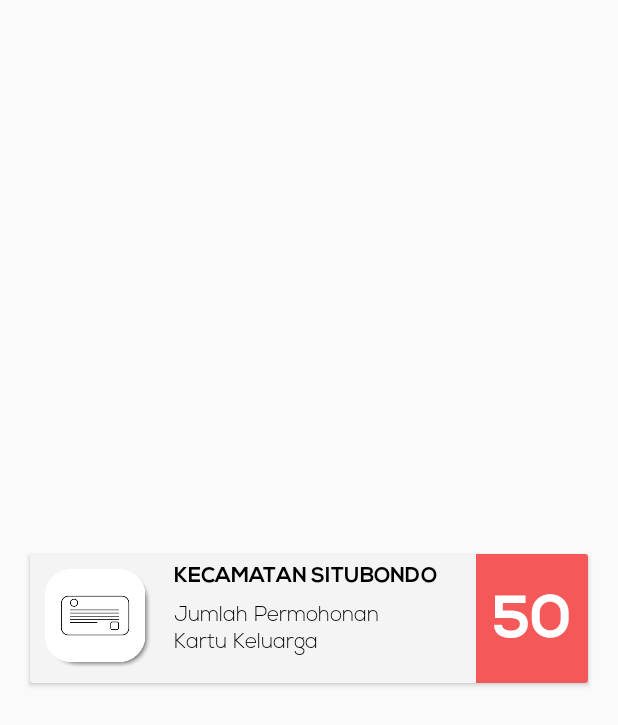
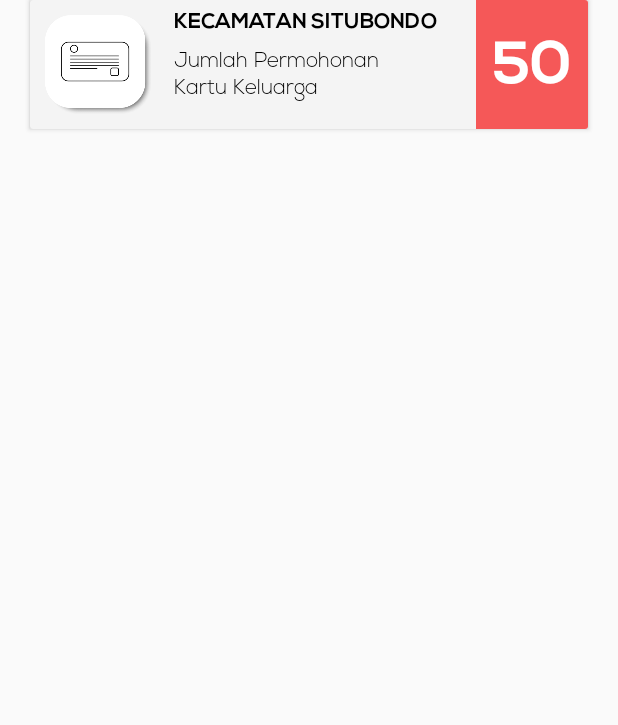
Before and after one commit to mifta99/dashboard, an Android app: the layout custom_kk.xml on its own in the app's theme, with its tools: preview values and no code run, on a phone screen of 412 x 824 dp. Shown: the top 725 px of the screen. Run offline under Robolectric (Android 15) with nearby library versions, the phone set to English and light mode, and no system bars.

Commit message:
items for constrainlayout

```diff
--- a/app/src/main/res/layout/custom_kk.xml
+++ b/app/src/main/res/layout/custom_kk.xml
@@ -16,10 +16,6 @@
         android:clickable="true"
         android:foreground="?android:attr/selectableItemBackground"
         card_view:cardCornerRadius="20dp"
-        app:layout_constraintEnd_toEndOf="parent"
-        app:layout_constraintStart_toStartOf="parent"
-        app:layout_constraintTop_toTopOf="parent"
-        app:layout_constraintBottom_toBottomOf="parent"
         app:cardBackgroundColor="#F4F4F4"
         >
 
```
